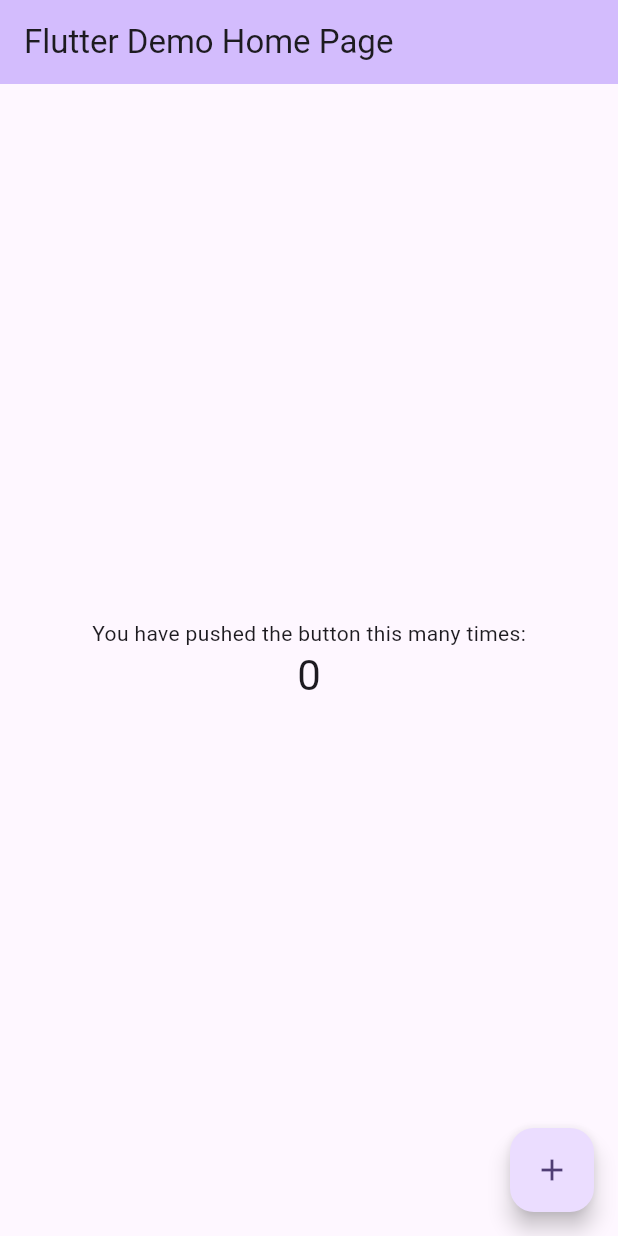
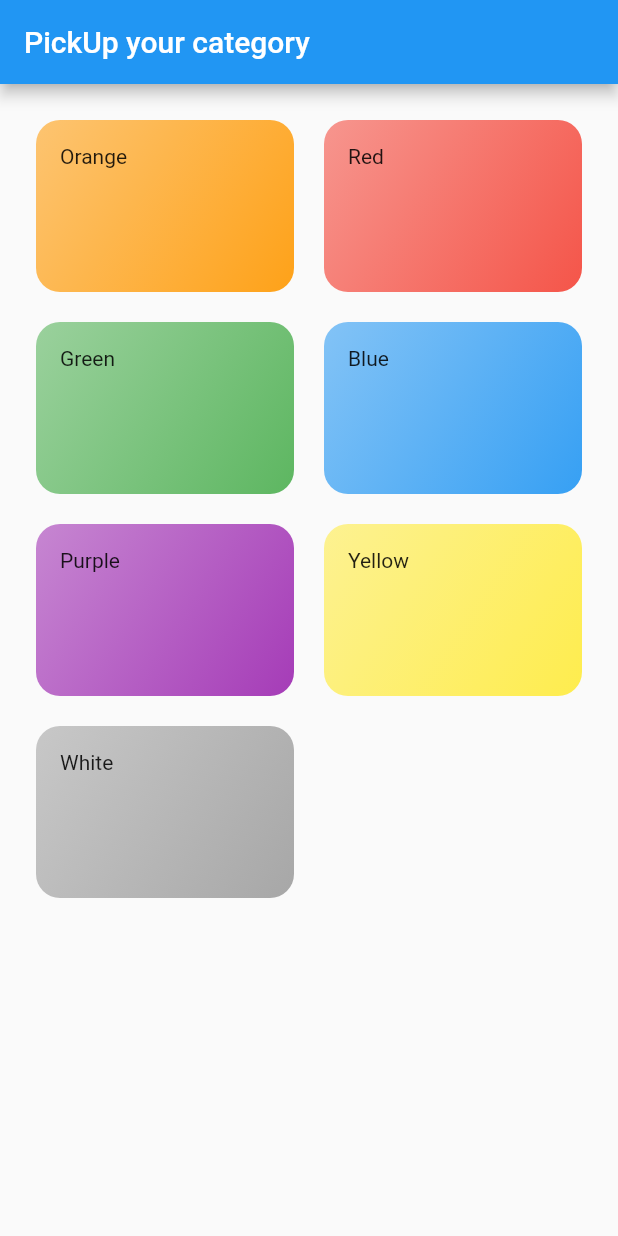
Before and after one commit to sanaynayoo/flutter-meals-app-sample, a Flutter app: the screen it shows after launch, on a phone screen of 412 x 824 dp. Run offline on Flutter 3.47's test engine with Material 2 defaults, Android fonts, the phone set to English and light mode, and no system bars.

Commit message:
add some files

```diff
--- /dev/null
+++ b/lib/data/dummy_data.dart
@@ -0,0 +1,40 @@
+import 'package:flutter/material.dart';
+import 'package:meals_app/models/category_model.dart';
+
+const avaliableCategory = [
+  CategoryModel(
+    id: '1',
+    title: 'Orange',
+    color: Colors.orange,
+  ),
+  CategoryModel(
+    id: '1',
+    title: 'Red',
+    color: Colors.red,
+  ),
+  CategoryModel(
+    id: '1',
+    title: 'Green',
+    color: Colors.green,
+  ),
+  CategoryModel(
+    id: '1',
+    title: 'Blue',
+    color: Colors.blue,
+  ),
+  CategoryModel(
+    id: '1',
+    title: 'Purple',
+    color: Colors.purple,
+  ),
+  CategoryModel(
+    id: '1',
+    title: 'Yellow',
+    color: Colors.yellow,
+  ),
+  CategoryModel(
+    id: '1',
+    title: 'White',
+    color: Colors.grey,
+  ),
+];
--- a/lib/main.dart
+++ b/lib/main.dart
@@ -1,125 +1,13 @@
 import 'package:flutter/material.dart';
+import 'package:meals_app/screens/categories.dart';
+
+final themeData = {};
 
 void main() {
-  runApp(const MyApp());
+  runApp(
+    const MaterialApp(
+      debugShowCheckedModeBanner: false,
+      home: Categories(),
+    ),
+  );
 }
-
-class MyApp extends StatelessWidget {
-  const MyApp({super.key});
-
-  // This widget is the root of your application.
-  @override
-  Widget build(BuildContext context) {
-    return MaterialApp(
-      title: 'Flutter Demo',
-      theme: ThemeData(
-        // This is the theme of your application.
-        //
-        // TRY THIS: Try running your application with "flutter run". You'll see
-        // the application has a blue toolbar. Then, without quitting the app,
-        // try changing the seedColor in the colorScheme below to Colors.green
-        // and then invoke "hot reload" (save your changes or press the "hot
-        // reload" button in a Flutter-supported IDE, or press "r" if you used
-        // the command line to start the app).
-        //
-        // Notice that the counter didn't reset back to zero; the application
-        // state is not lost during the reload. To reset the state, use hot
-        // restart instead.
-        //
-        // This works for code too, not just values: Most code changes can be
-        // tested with just a hot reload.
-        colorScheme: ColorScheme.fromSeed(seedColor: Colors.deepPurple),
-        useMaterial3: true,
-      ),
-      home: const MyHomePage(title: 'Flutter Demo Home Page'),
-    );
-  }
-}
-
-class MyHomePage extends StatefulWidget {
-  const MyHomePage({super.key, required this.title});
-
-  // This widget is the home page of your application. It is stateful, meaning
-  // that it has a State object (defined below) that contains fields that affect
-  // how it looks.
-
-  // This class is the configuration for the state. It holds the values (in this
-  // case the title) provided by the parent (in this case the App widget) and
-  // used by the build method of the State. Fields in a Widget subclass are
-  // always marked "final".
-
-  final String title;
-
-  @override
-  State<MyHomePage> createState() => _MyHomePageState();
-}
-
-class _MyHomePageState extends State<MyHomePage> {
-  int _counter = 0;
-
-  void _incrementCounter() {
-    setState(() {
-      // This call to setState tells the Flutter framework that something has
-      // changed in this State, which causes it to rerun the build method below
-      // so that the display can reflect the updated values. If we changed
-      // _counter without calling setState(), then the build method would not be
-      // called again, and so nothing would appear to happen.
-      _counter++;
-    });
-  }
-
-  @override
-  Widget build(BuildContext context) {
-    // This method is rerun every time setState is called, for instance as done
-    // by the _incrementCounter method above.
-    //
-    // The Flutter framework has been optimized to make rerunning build methods
-    // fast, so that you can just rebuild anything that needs updating rather
-    // than having to individually change instances of widgets.
-    return Scaffold(
-      appBar: AppBar(
-        // TRY THIS: Try changing the color here to a specific color (to
-        // Colors.amber, perhaps?) and trigger a hot reload to see the AppBar
-        // change color while the other colors stay the same.
-        backgroundColor: Theme.of(context).colorScheme.inversePrimary,
-        // Here we take the value from the MyHomePage object that was created by
-        // the App.build method, and use it to set our appbar title.
-        title: Text(widget.title),
-      ),
-      body: Center(
-        // Center is a layout widget. It takes a single child and positions it
-        // in the middle of the parent.
-        child: Column(
-          // Column is also a layout widget. It takes a list of children and
-          // arranges them vertically. By default, it sizes itself to fit its
-          // children horizontally, and tries to be as tall as its parent.
-          //
-          // Column has various properties to control how it sizes itself and
-          // how it positions its children. Here we use mainAxisAlignment to
-          // center the children vertically; the main axis here is the vertical
-          // axis because Columns are vertical (the cross axis would be
-          // horizontal).
-          //
-          // TRY THIS: Invoke "debug painting" (choose the "Toggle Debug Paint"
-          // action in the IDE, or press "p" in the console), to see the
-          // wireframe for each widget.
-          mainAxisAlignment: MainAxisAlignment.center,
-          children: <Widget>[
-            const Text(
-              'You have pushed the button this many times:',
-            ),
-            Text(
-              '$_counter',
-              style: Theme.of(context).textTheme.headlineMedium,
-            ),
-          ],
-        ),
-      ),
-      floatingActionButton: FloatingActionButton(
-        onPressed: _incrementCounter,
-        tooltip: 'Increment',
-        child: const Icon(Icons.add),
-      ), // This trailing comma makes auto-formatting nicer for build methods.
-    );
-  }
-}
--- /dev/null
+++ b/lib/models/category_model.dart
@@ -0,0 +1,13 @@
+import 'package:flutter/material.dart';
+
+class CategoryModel {
+  const CategoryModel({
+    required this.id,
+    required this.title,
+    this.color = Colors.orange,
+  });
+
+  final String id;
+  final String title;
+  final Color color;
+}
--- /dev/null
+++ b/lib/screens/categories.dart
@@ -0,0 +1,29 @@
+import 'package:flutter/material.dart';
+import 'package:meals_app/data/dummy_data.dart';
+import 'package:meals_app/widgets/category_item.dart';
+
+class Categories extends StatelessWidget {
+  const Categories({super.key});
+
+  @override
+  Widget build(context) {
+    return Scaffold(
+      appBar: AppBar(
+        title: const Text('PickUp your category'),
+      ),
+      body: GridView(
+        padding: const EdgeInsets.all(24),
+        gridDelegate: const SliverGridDelegateWithFixedCrossAxisCount(
+          crossAxisCount: 2,
+          childAspectRatio: 3 / 2,
+          crossAxisSpacing: 20,
+          mainAxisSpacing: 20,
+        ),
+        children: [
+          for (var category in avaliableCategory)
+            CategoryItem(categorys: category)
+        ],
+      ),
+    );
+  }
+}
--- /dev/null
+++ b/lib/widgets/category_item.dart
@@ -0,0 +1,32 @@
+import 'package:flutter/material.dart';
+import 'package:meals_app/models/category_model.dart';
+
+class CategoryItem extends StatelessWidget {
+  const CategoryItem({super.key, required this.categorys});
+
+  final CategoryModel categorys;
+
+  @override
+  Widget build(context) {
+    return InkWell(
+      onTap: () {},
+      splashColor: categorys.color,
+      borderRadius: BorderRadius.circular(16),
+      child: Container(
+        padding: const EdgeInsets.all(16),
+        decoration: BoxDecoration(
+          borderRadius: BorderRadius.circular(16),
+          gradient: LinearGradient(
+            colors: [
+              categorys.color.withOpacity(0.55),
+              categorys.color.withOpacity(0.9),
+            ],
+            begin: Alignment.topLeft,
+            end: Alignment.bottomRight,
+          ),
+        ),
+        child: Text(categorys.title),
+      ),
+    );
+  }
+}
```
